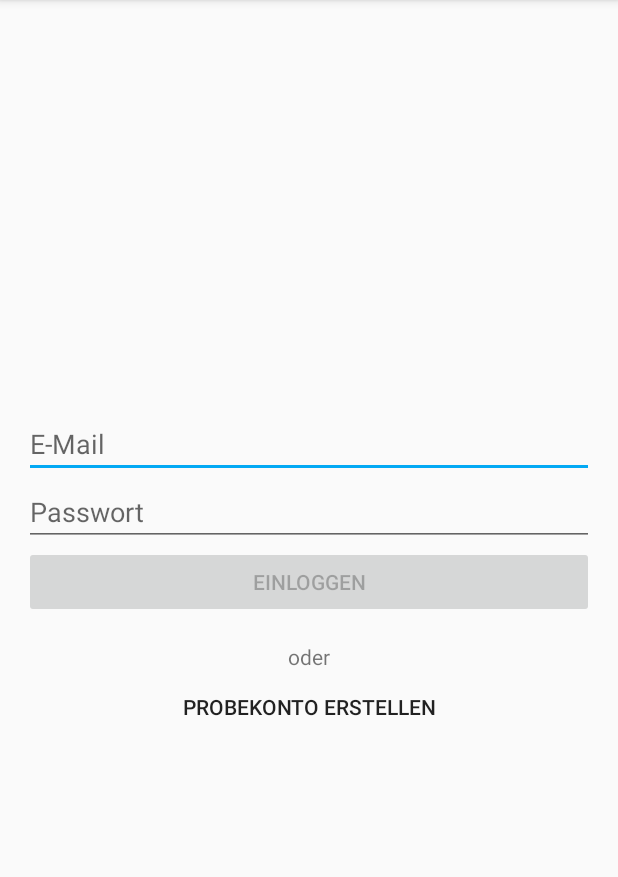
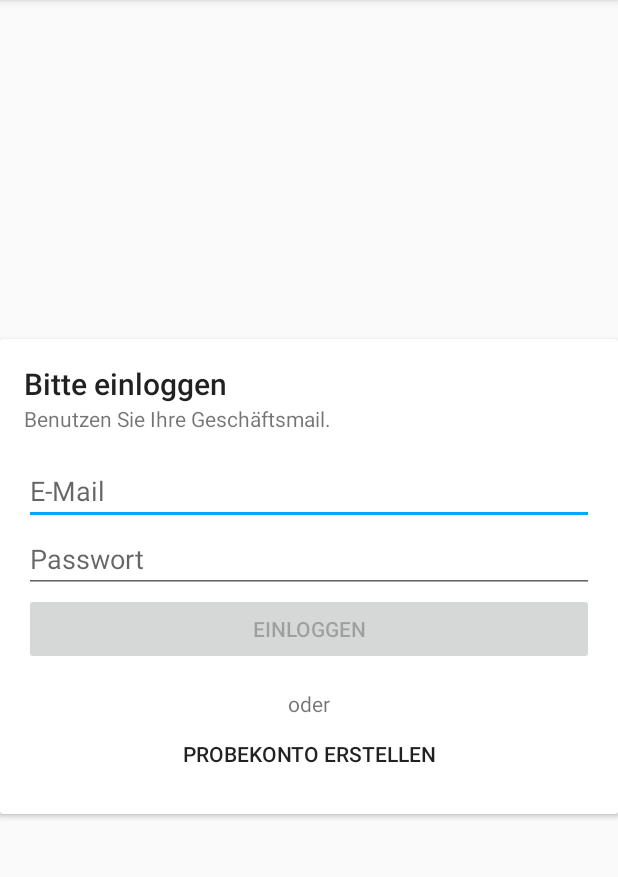
Before and after one commit to baupen/Android, an Android app: the screen it shows after launch (LoginActivity), on a phone screen of 412 x 824 dp, the part 84-961 px from its top. Run offline under Robolectric (Android 15) with nearby library versions, the phone set to English and light mode, and no system bars; our stand-ins replace EventBus; libraries missing offline, so code that uses them is left out: com.jakewharton.threetenabp; 5 statements that could not run were skipped.

Commit message:
improve login UI

```diff
--- a/app/src/main/res/layout/activity_login.xml
+++ b/app/src/main/res/layout/activity_login.xml
@@ -1,10 +1,10 @@
 <?xml version="1.0" encoding="utf-8"?>
 <androidx.constraintlayout.widget.ConstraintLayout
-        android:layout_width="match_parent"
-        android:layout_height="match_parent"
         xmlns:android="http://schemas.android.com/apk/res/android"
         xmlns:tools="http://schemas.android.com/tools"
         xmlns:app="http://schemas.android.com/apk/res-auto"
+        android:layout_width="match_parent"
+        android:layout_height="match_parent"
 >
 
 
@@ -17,15 +17,40 @@
             app:layout_constraintTop_toTopOf="parent"
     />
 
-    <LinearLayout
+
+    <com.google.android.material.card.MaterialCardView
+            android:layout_width="wrap_content"
+            android:layout_height="wrap_content"
+            android:id="@+id/login_wrapper"
             app:layout_constraintBottom_toBottomOf="parent"
             app:layout_constraintTop_toTopOf="parent"
-            android:id="@+id/container"
+            app:layout_constraintLeft_toLeftOf="parent"
+            app:layout_constraintRight_toRightOf="parent"
+            app:layout_constraintWidth_max="500sp"
+            app:layout_constrainedWidth="true"
+            app:layout_constraintWidth_percent="0.8"
+            app:layout_constraintWidth_min="400sp"
+            android:elevation="3sp">
+
+        <LinearLayout
                 android:layout_width="match_parent"
                 android:layout_height="wrap_content"
                 android:padding="@dimen/activity_margin"
                 tools:context=".activities.login.LoginActivity"
                 android:orientation="vertical">
+
+
+            <TextView
+                    android:layout_width="match_parent"
+                    android:layout_height="wrap_content"
+                    android:text="@string/please_login"
+                    style="@style/TextAppearance.AppCompat.Title"
+            />
+            <TextView
+                    android:layout_width="match_parent"
+                    android:layout_height="wrap_content"
+                    android:text="@string/login_with_email"
+                    android:layout_marginBottom="@dimen/section_end"/>
 
             <EditText
                     android:id="@+id/username"
@@ -67,4 +92,6 @@
                     android:text="@string/action_create_trial_account"
             />
         </LinearLayout>
+
+    </com.google.android.material.card.MaterialCardView>
 </androidx.constraintlayout.widget.ConstraintLayout>
--- a/app/src/main/res/values/strings.xml
+++ b/app/src/main/res/values/strings.xml
@@ -29,4 +29,6 @@
         Benutzername: %s\n
         Passwort: %s
     </string>
+    <string name="please_login">Bitte einloggen</string>
+    <string name="login_with_email">Benutzen Sie Ihre Geschäftsmail.</string>
 </resources>
```
Also changed, not shown: app/src/main/java/io/mangel/issuemanager/activities/AbstractLoadingViewModel.kt (+6 -2 lines), app/src/main/java/io/mangel/issuemanager/activities/login/LoginViewModel.kt (+19 -6 lines), 1 other file. Lines whose indentation alone changed are shown as unchanged.
